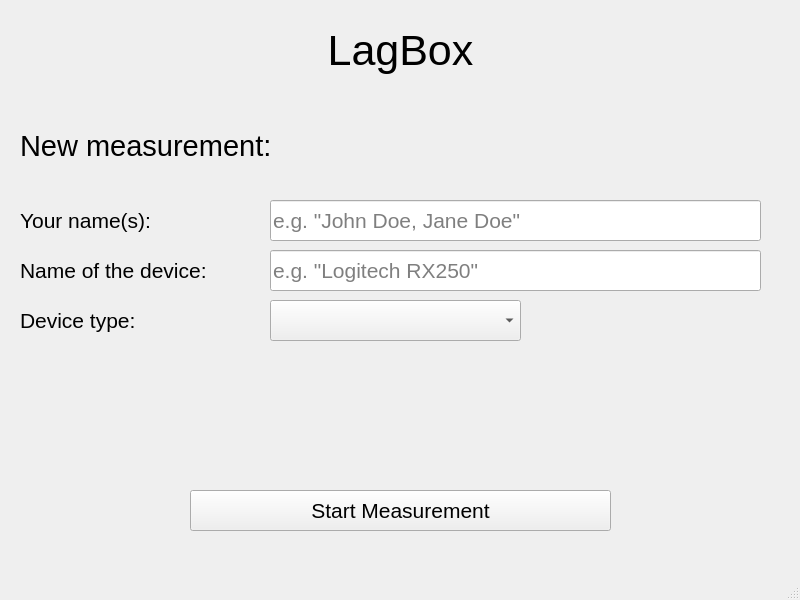
PDA-UR/LagBox, file gui/latency_gui.ui: the form before one commit.
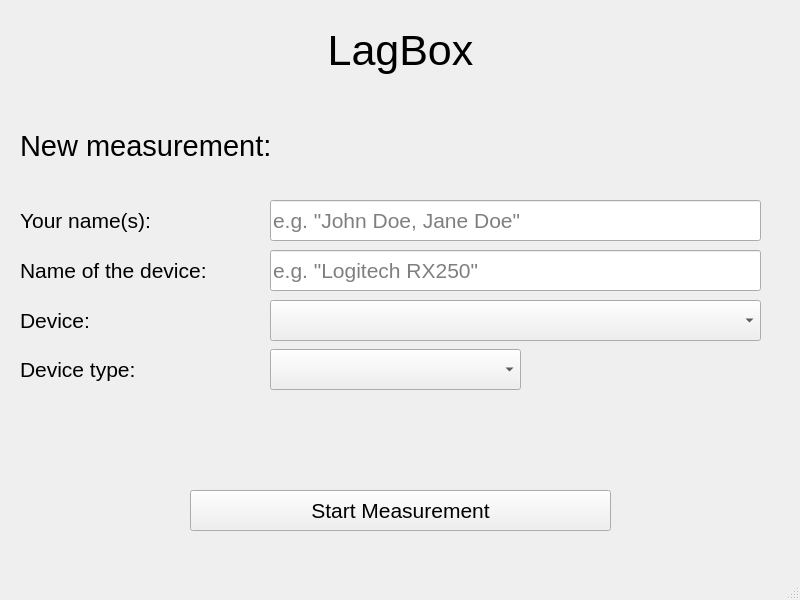
The form after the commit.

Commit message:
Update UI to allow selection of a connected usb device
Added a new combobox to allow the user to select a usb device from a list of all connected usb devices

```diff
--- a/gui/latency_gui.ui
+++ b/gui/latency_gui.ui
@@ -138,7 +138,7 @@
     <property name="geometry">
      <rect>
       <x>20</x>
-      <y>300</y>
+      <y>349</y>
       <width>211</width>
       <height>41</height>
      </rect>
@@ -156,7 +156,7 @@
     <property name="geometry">
      <rect>
       <x>270</x>
-      <y>300</y>
+      <y>349</y>
       <width>251</width>
       <height>41</height>
      </rect>
@@ -185,6 +185,39 @@
      <string>Start Measurement</string>
     </property>
    </widget>
+   <widget class="QComboBox" name="comboBox_device">
+    <property name="geometry">
+     <rect>
+      <x>270</x>
+      <y>300</y>
+      <width>491</width>
+      <height>41</height>
+     </rect>
+    </property>
+    <property name="font">
+     <font>
+      <pointsize>16</pointsize>
+     </font>
+    </property>
+   </widget>
+   <widget class="QLabel" name="label_device">
+    <property name="geometry">
+     <rect>
+      <x>20</x>
+      <y>300</y>
+      <width>211</width>
+      <height>41</height>
+     </rect>
+    </property>
+    <property name="font">
+     <font>
+      <pointsize>16</pointsize>
+     </font>
+    </property>
+    <property name="text">
+     <string>Device:</string>
+    </property>
+   </widget>
   </widget>
   <widget class="QMenuBar" name="menubar">
    <property name="geometry">
```
